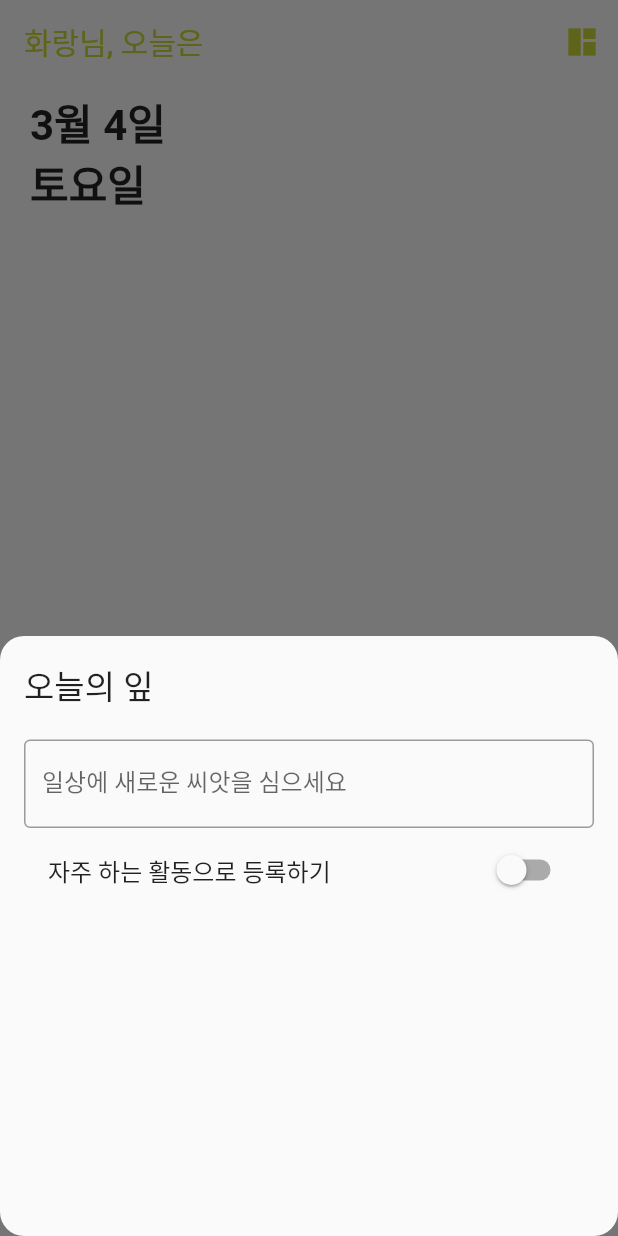
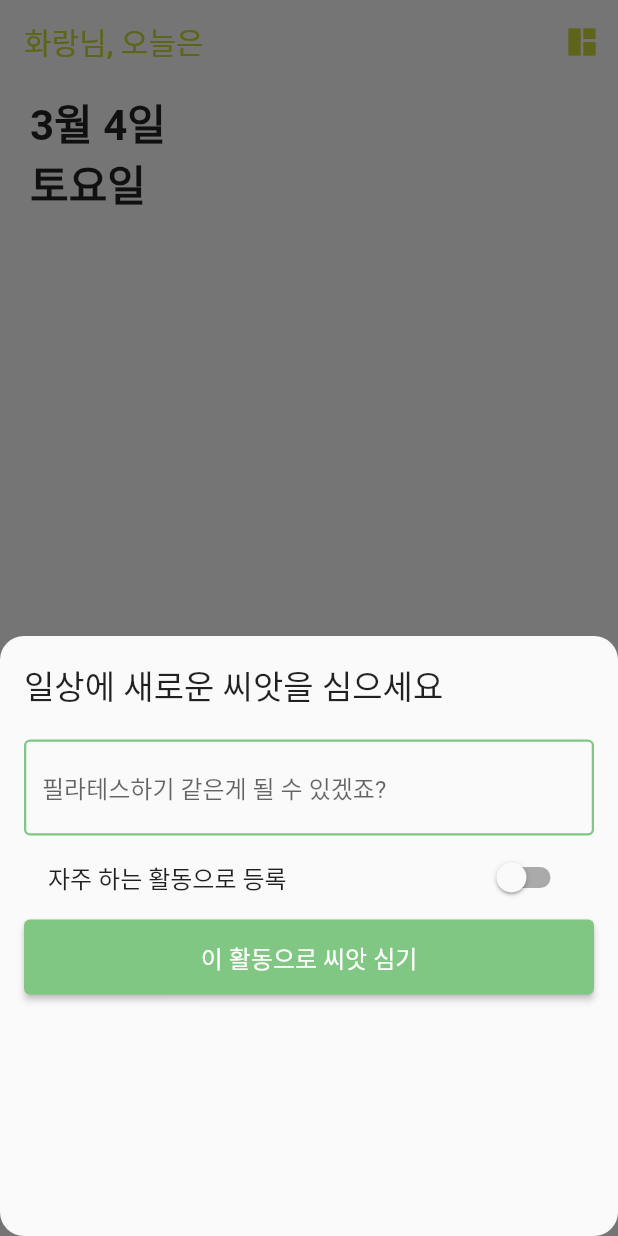
Before and after one commit to leehwarang/fluttering-flutter, a Flutter app: the screen it shows after launch, after a tap on the "add" icon, on a phone screen of 412 x 824 dp. Run offline on Flutter 3.47's test engine with Material 2 defaults, Android fonts, the phone set to English and light mode, and no system bars; our stand-ins replace shared_preferences.

Commit message:
feat: bottomSheet close, CTA 버튼 추가 등

```diff
--- a/lib/widgets/new_leaf_bottomsheet.dart
+++ b/lib/widgets/new_leaf_bottomsheet.dart
@@ -12,8 +12,21 @@ class NewLeafBottomSheet extends StatefulWidget {
   State<NewLeafBottomSheet> createState() => _NewLeafBottomSheetState();
 }
 
+// TODO: 자주하는 활동으로 등록하면 어떤 기능이 필요한지 생각해서 추가
+// 필요없으면 Checkbox widget 으로 변경
+// title도 안받아도 될 듯. 앞에서 분기 칠거니까
+
 class _NewLeafBottomSheetState extends State<NewLeafBottomSheet> {
   bool light = false;
+  final controller = TextEditingController();
+
+  // bottomSheet 을
+
+  @override
+  void dispose() {
+    controller.dispose();
+    super.dispose();
+  }
 
   @override
   Widget build(BuildContext context) {
@@ -27,9 +40,10 @@ class _NewLeafBottomSheetState extends State<NewLeafBottomSheet> {
         child: Column(
           crossAxisAlignment: CrossAxisAlignment.start,
           children: [
-            Text(
-              widget.title,
-              style: const TextStyle(
+            const Text(
+              // widget.title,
+              "일상에 새로운 씨앗을 심으세요",
+              style: TextStyle(
                 fontSize: 22,
                 fontWeight: FontWeight.w500,
               ),
@@ -37,16 +51,48 @@ class _NewLeafBottomSheetState extends State<NewLeafBottomSheet> {
             const SizedBox(
               height: 20,
             ),
-            const TextField(
+            TextField(
+              controller: controller,
               decoration: InputDecoration(
-                  border: OutlineInputBorder(), labelText: '일상에 새로운 씨앗을 심으세요'),
+                focusedBorder: OutlineInputBorder(
+                  borderSide: BorderSide(
+                    width: 1.5,
+                    color: Colors.green.shade300,
+                  ),
+                ),
+                enabledBorder: OutlineInputBorder(
+                  borderSide: BorderSide(
+                    width: 1.5,
+                    color: Colors.green.shade300,
+                  ),
+                ),
+                hintText: '필라테스하기 같은게 될 수 있겠죠?',
+              ),
             ),
             SwitchListTile(
-              title: const Text("자주 하는 활동으로 등록하기"),
+              title: const Text("자주 하는 활동으로 등록"),
               value: light,
               onChanged: (bool value) => {
                 setState(() => {light = value})
               },
+              activeColor: Colors.green.shade300,
+            ),
+            ElevatedButton(
+              onPressed: () {
+                // TODO: API 연결할 때 유효성 검사도 추가하기
+                print(controller.text);
+                Navigator.pop(context);
+              },
+              //  minimumSize: const Size.fromHeight(50), // NEW
+              style: ElevatedButton.styleFrom(
+                minimumSize: const Size.fromHeight(50),
+                backgroundColor: Colors.green.shade300,
+                textStyle: const TextStyle(
+                  fontSize: 16,
+                  fontWeight: FontWeight.w500,
+                ),
+              ),
+              child: const Text('이 활동으로 씨앗 심기'),
             )
           ],
         ),
```
